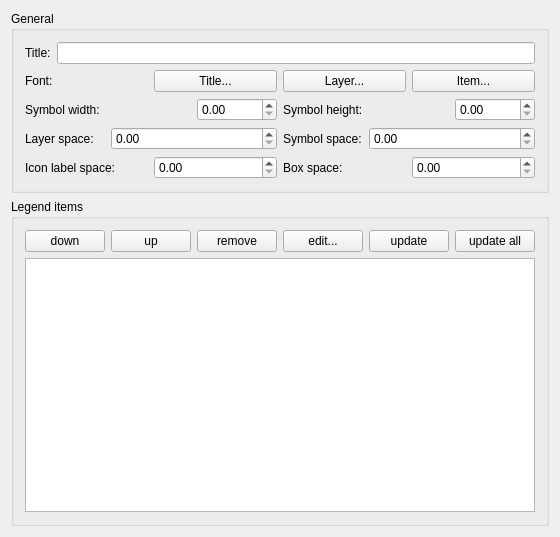
Above: qgis/src/ui/qgscomposerlegendwidgetbase.ui from sourcepole/qgis before the change. Below: the same form after it.
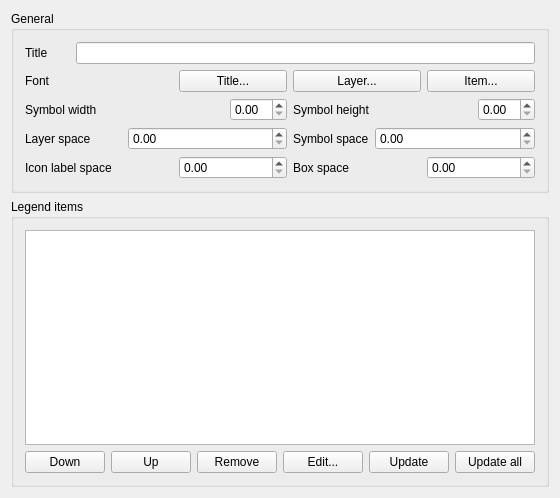
That is the form after the change.

Commit message: HIG compliance for composer and it's dialogs

Patch:
```diff
--- a/qgis/src/ui/qgscomposerlegendwidgetbase.ui
+++ b/qgis/src/ui/qgscomposerlegendwidgetbase.ui
@@ -5,8 +5,8 @@
    <rect>
     <x>0</x>
     <y>0</y>
-    <width>560</width>
-    <height>537</height>
+    <width>520</width>
+    <height>498</height>
    </rect>
   </property>
   <property name="sizePolicy" >
@@ -26,29 +26,26 @@
      </property>
      <layout class="QGridLayout" >
       <item row="0" column="0" >
-       <layout class="QHBoxLayout" >
-        <item>
          <widget class="QLabel" name="mTitleLabel" >
           <property name="text" >
-           <string>Title:</string>
+         <string>Title</string>
+        </property>
+        <property name="buddy" >
+         <cstring>mTitleLineEdit</cstring>
           </property>
          </widget>
         </item>
-        <item>
+      <item row="0" column="1" colspan="8" >
          <widget class="QLineEdit" name="mTitleLineEdit" />
         </item>
-       </layout>
-      </item>
-      <item row="1" column="0" >
-       <layout class="QHBoxLayout" >
-        <item>
+      <item row="1" column="0" colspan="3" >
          <widget class="QLabel" name="mFontLabel" >
           <property name="text" >
-           <string>Font:</string>
+         <string>Font</string>
           </property>
          </widget>
         </item>
-        <item>
+      <item row="1" column="3" colspan="2" >
          <widget class="QPushButton" name="mTitleFontButton" >
           <property name="sizePolicy" >
            <sizepolicy vsizetype="Fixed" hsizetype="Preferred" >
@@ -61,91 +58,99 @@
           </property>
          </widget>
         </item>
-        <item>
+      <item row="1" column="5" colspan="2" >
          <widget class="QPushButton" name="mLayerFontButton" >
           <property name="text" >
            <string>Layer...</string>
           </property>
          </widget>
         </item>
-        <item>
+      <item row="1" column="7" colspan="2" >
          <widget class="QPushButton" name="mItemFontButton" >
           <property name="text" >
            <string>Item...</string>
           </property>
          </widget>
         </item>
-       </layout>
-      </item>
-      <item row="2" column="0" >
-       <layout class="QGridLayout" >
-        <item row="0" column="0" colspan="2" >
+      <item row="2" column="0" colspan="4" >
          <widget class="QLabel" name="mSymbolWidthLabel" >
           <property name="text" >
-           <string>Symbol width: </string>
+         <string>Symbol width</string>
+        </property>
+        <property name="buddy" >
+         <cstring>mSymbolWidthSpinBox</cstring>
           </property>
          </widget>
         </item>
-        <item row="0" column="2" >
+      <item row="2" column="4" >
          <widget class="QDoubleSpinBox" name="mSymbolWidthSpinBox" />
         </item>
-        <item row="0" column="3" colspan="2" >
+      <item row="2" column="5" colspan="3" >
          <widget class="QLabel" name="mSymbolHeightLabel" >
           <property name="text" >
-           <string>Symbol height:</string>
+         <string>Symbol height</string>
+        </property>
+        <property name="buddy" >
+         <cstring>mSymbolHeightSpinBox</cstring>
           </property>
          </widget>
         </item>
-        <item row="0" column="5" >
+      <item row="2" column="8" >
          <widget class="QDoubleSpinBox" name="mSymbolHeightSpinBox" />
         </item>
-        <item row="1" column="0" >
+      <item row="3" column="0" colspan="2" >
          <widget class="QLabel" name="mLayerSpaceLabel" >
           <property name="text" >
-           <string>Layer space: </string>
+         <string>Layer space</string>
+        </property>
+        <property name="buddy" >
+         <cstring>mLayerSpaceSpinBox</cstring>
           </property>
          </widget>
         </item>
-        <item row="1" column="1" colspan="2" >
+      <item row="3" column="2" colspan="3" >
          <widget class="QDoubleSpinBox" name="mLayerSpaceSpinBox" />
         </item>
-        <item row="1" column="3" >
+      <item row="3" column="5" >
          <widget class="QLabel" name="mSymbolSpaceLabel" >
           <property name="text" >
-           <string>Symbol space:</string>
+         <string>Symbol space</string>
+        </property>
+        <property name="buddy" >
+         <cstring>mSymbolSpaceSpinBox</cstring>
           </property>
          </widget>
         </item>
-        <item row="1" column="4" colspan="2" >
+      <item row="3" column="6" colspan="3" >
          <widget class="QDoubleSpinBox" name="mSymbolSpaceSpinBox" />
         </item>
-       </layout>
-      </item>
-      <item row="3" column="0" >
-       <layout class="QHBoxLayout" >
-        <item>
+      <item row="4" column="0" colspan="3" >
          <widget class="QLabel" name="mIconLabelSpaceLabel" >
           <property name="text" >
-           <string>Icon label space:</string>
+         <string>Icon label space</string>
+        </property>
+        <property name="buddy" >
+         <cstring>mIconLabelSpaceSpinBox</cstring>
           </property>
          </widget>
         </item>
-        <item>
+      <item row="4" column="3" colspan="2" >
          <widget class="QDoubleSpinBox" name="mIconLabelSpaceSpinBox" />
         </item>
-        <item>
+      <item row="4" column="5" colspan="2" >
          <widget class="QLabel" name="mBoxSpaceLabel" >
           <property name="text" >
-           <string>Box space:</string>
+         <string>Box space</string>
+        </property>
+        <property name="buddy" >
+         <cstring>mBoxSpaceSpinBox</cstring>
           </property>
          </widget>
         </item>
-        <item>
+      <item row="4" column="7" colspan="2" >
          <widget class="QDoubleSpinBox" name="mBoxSpaceSpinBox" />
         </item>
        </layout>
-      </item>
-     </layout>
     </widget>
    </item>
    <item row="1" column="0" >
@@ -154,52 +159,52 @@
       <string>Legend items</string>
      </property>
      <layout class="QGridLayout" >
-      <item row="0" column="0" >
+      <item row="0" column="0" colspan="6" >
+       <widget class="QTreeView" name="mItemTreeView" >
+        <property name="headerHidden" stdset="0" >
+         <bool>true</bool>
+        </property>
+       </widget>
+      </item>
+      <item row="1" column="0" >
        <widget class="QPushButton" name="mMoveDownPushButton" >
         <property name="text" >
-         <string>down</string>
+         <string>Down</string>
         </property>
        </widget>
       </item>
-      <item row="0" column="1" >
+      <item row="1" column="1" >
        <widget class="QPushButton" name="mMoveUpPushButton" >
         <property name="text" >
-         <string>up</string>
+         <string>Up</string>
         </property>
        </widget>
       </item>
-      <item row="0" column="2" >
+      <item row="1" column="2" >
        <widget class="QPushButton" name="mRemovePushButton" >
         <property name="text" >
-         <string>remove</string>
+         <string>Remove</string>
         </property>
        </widget>
       </item>
-      <item row="0" column="3" >
+      <item row="1" column="3" >
        <widget class="QPushButton" name="mEditPushButton" >
         <property name="text" >
-         <string>edit...</string>
+         <string>Edit...</string>
         </property>
        </widget>
       </item>
-      <item row="0" column="4" >
+      <item row="1" column="4" >
        <widget class="QPushButton" name="mUpdatePushButton" >
         <property name="text" >
-         <string>update</string>
+         <string>Update</string>
         </property>
        </widget>
       </item>
-      <item row="0" column="5" >
+      <item row="1" column="5" >
        <widget class="QPushButton" name="mUpdateAllPushButton" >
         <property name="text" >
-         <string>update all</string>
-        </property>
-       </widget>
-      </item>
-      <item row="1" column="0" colspan="6" >
-       <widget class="QTreeView" name="mItemTreeView" >
-        <property name="headerHidden" stdset="0" >
-         <bool>true</bool>
+         <string>Update all</string>
         </property>
        </widget>
       </item>
```
Left out of the diff: 16 changed lines with no effect on the pictures. Lines whose indentation alone changed are shown as unchanged. The commit also changes 7 other files.
